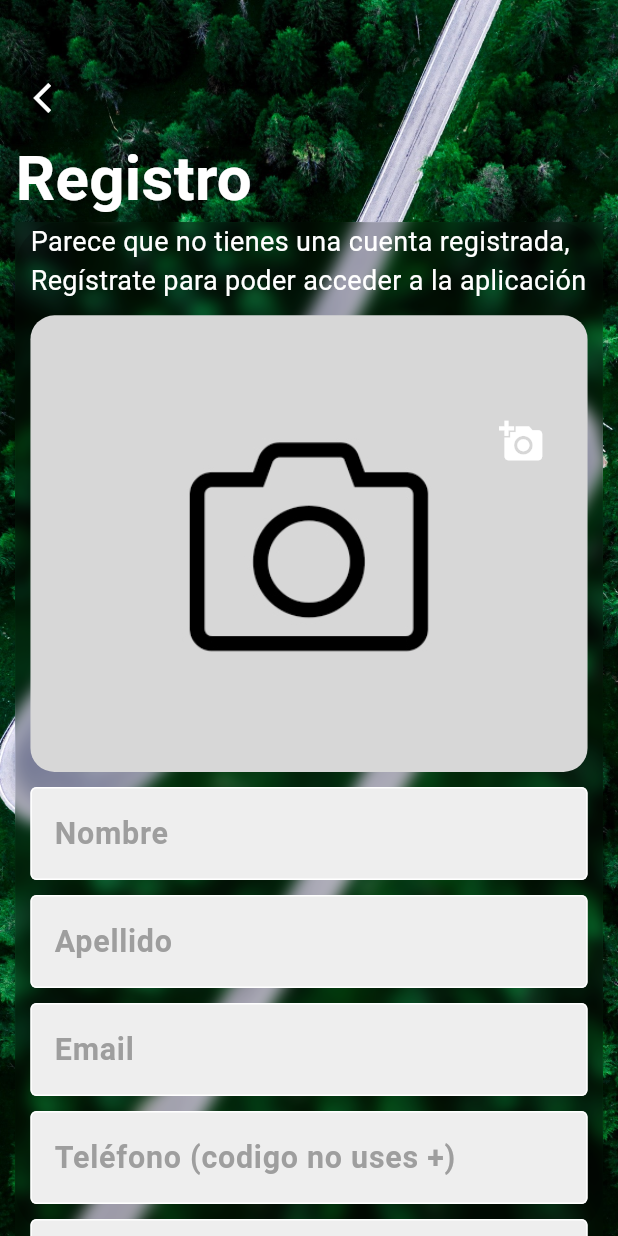
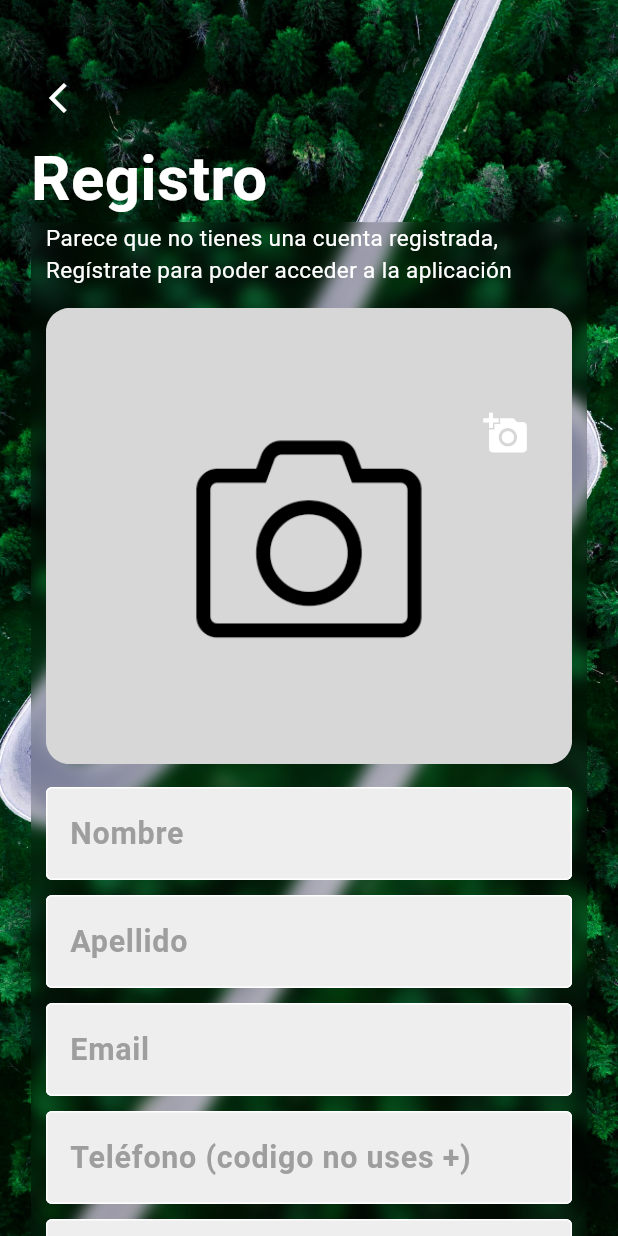
Before and after one commit to Isnotcristhianr/SwapMe---Code-0, a Flutter app: the Signup screen opened directly, on a phone screen of 412 x 824 dp. Run offline on Flutter 3.47's test engine with Material 2 defaults, Android fonts, the phone set to English and light mode, and no system bars; our stand-ins replace carousel_slider, cloud_firestore, firebase_auth, firebase_core, firebase_storage, flutter_animate and 7 more; missing offline and left inert: flutter_facebook_auth; accounts and stored records are empty; generated files the repository leaves out were written again; Roboto replaces fonts that are missing (Poppins); project files that could hold a hidden picture were left out.

Commit message:
mejoras inicio

```diff
--- a/lib/pages/signup/views/signup.dart
+++ b/lib/pages/signup/views/signup.dart
@@ -106,7 +106,7 @@ class Signup extends GetView<SignUpController> {
                             Radius.circular(30),
                           ),
                         ),
-                        width: MediaQuery.of(context).size.width * 0.95,
+                        width: MediaQuery.of(context).size.width * 0.9,
                         height: MediaQuery.of(context).size.height,
                         child: SingleChildScrollView(
                           child: Form(
@@ -123,13 +123,13 @@ class Signup extends GetView<SignUpController> {
                                     // ignore: prefer_const_constructors
                                     style: TextStyle(
                                       color: Colors.white,
-                                      fontSize: 18,
+                                      fontSize: 15,
                                     ),
                                     textAlign: TextAlign.start,
                                   ),
-                                  const SizedBox(height: 10),
+                                  const SizedBox(height: 15),
                                   ImageSelector(controller: photoController),
-                                  const SizedBox(height: 10),
+                                  const SizedBox(height: 15),
                                   MyTextField(
                                     controller: nameController,
                                     onChanged: (value) =>
@@ -210,7 +210,7 @@ class Signup extends GetView<SignUpController> {
                                         color: Colors.grey[500],
                                       ),
                                     ),
-                                    items: ['Masculino', 'Femenino']
+                                    items: ['Masculino', 'Femenino', 'Prefiero no decirlo']
                                         .map(
                                           (e) => DropdownMenuItem<String>(
                                             value: e,
@@ -250,6 +250,13 @@ class Signup extends GetView<SignUpController> {
                                             TextSpan(
                                               text:
                                                   'Para continuar, aceptas las normas de SwapMe',
+                                              style: TextStyle(
+                                                color: Colors.white,
+                                                fontSize: 13,
+                                              ),
+                                            ),
+                                            TextSpan(
+                                              text: '\n',
                                               style: TextStyle(
                                                 color: Colors.white,
                                                 fontSize: 13,
```
